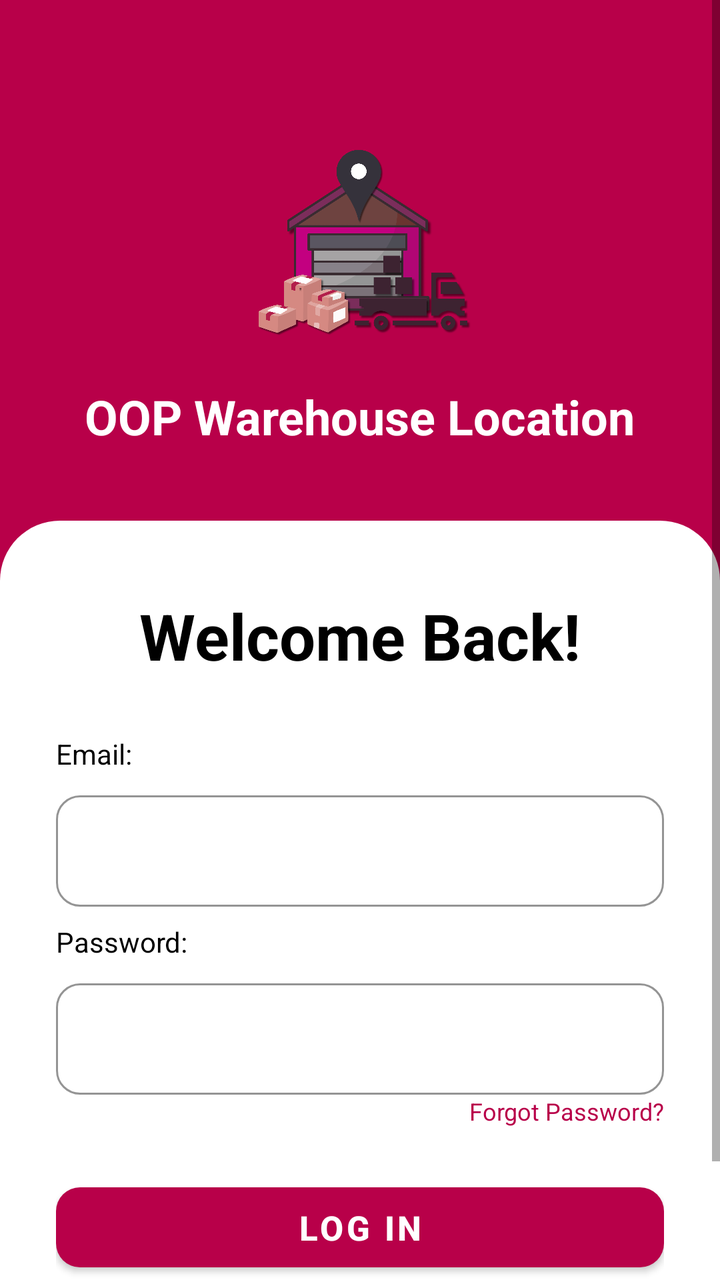
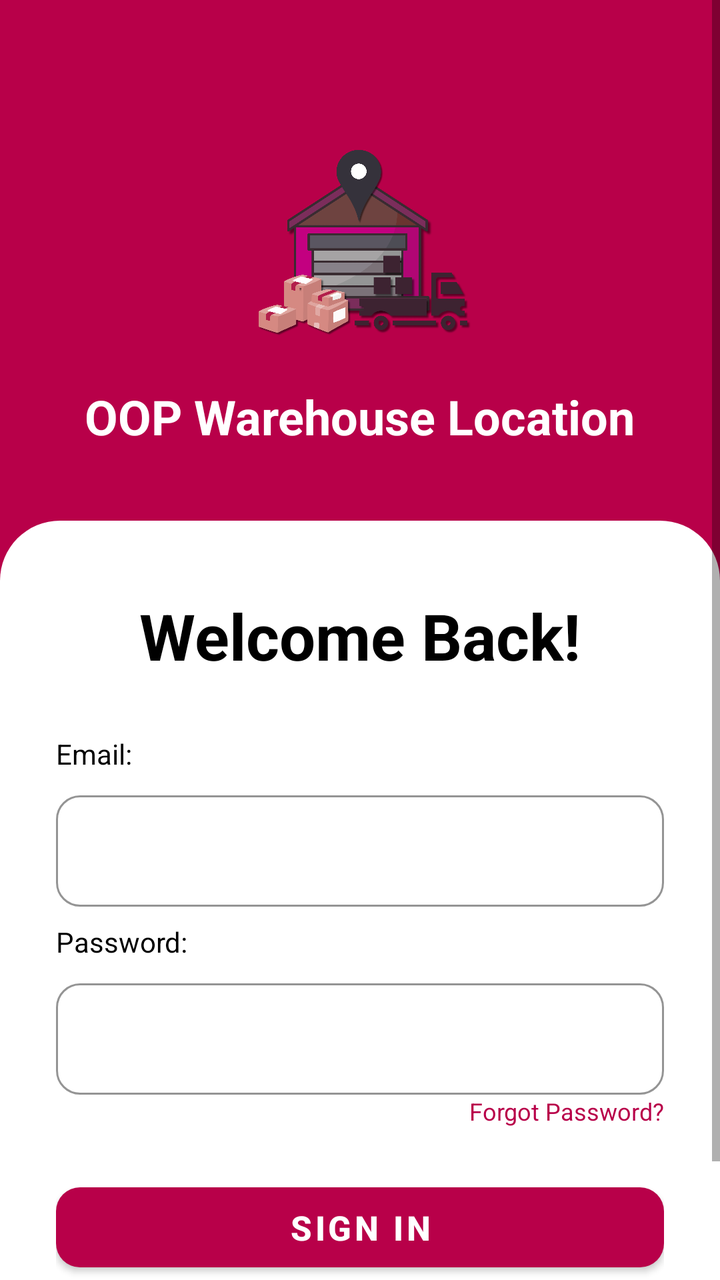

An Android layout rendered at two revisions. The XML below is the earlier revision; the diff shows what the commit changed to produce the second picture.
<!-- AndroidManifest.xml: application theme Theme.OOPWAREHOUSELOCATION -->
<!-- res/layout/activity_sign_in_page.xml -->
<?xml version="1.0" encoding="utf-8"?>
<ScrollView xmlns:android="http://schemas.android.com/apk/res/android"
    xmlns:app="http://schemas.android.com/apk/res-auto"
    xmlns:tools="http://schemas.android.com/tools"
    android:id="@+id/main"
    android:layout_width="match_parent"
    android:layout_height="match_parent"
    android:fillViewport="true"
    android:background="@color/pink"
    tools:context=".SignInPage">

    <LinearLayout
        android:layout_width="match_parent"
        android:layout_height="wrap_content"
        android:orientation="vertical">

        
        <RelativeLayout
            android:layout_width="match_parent"
            android:layout_height="280dp"
            android:padding="24dp">

            
            <ImageView
                android:id="@+id/ivLogo"
                android:layout_width="120dp"
                android:layout_height="120dp"
                android:layout_centerHorizontal="true"
                android:layout_marginTop="40dp"
                android:contentDescription="@string/warehouse_logo"
                android:src="@drawable/logo" />

            
            <TextView
                android:id="@+id/tvAppName"
                android:layout_width="wrap_content"
                android:layout_height="wrap_content"
                android:layout_below="@id/ivLogo"
                android:layout_centerHorizontal="true"
                android:layout_marginTop="8dp"
                android:text="@string/app_name"
                android:textColor="@color/white"
                android:textSize="24sp"
                android:textStyle="bold" />

        </RelativeLayout>

        
        <LinearLayout
            android:layout_width="match_parent"
            android:layout_height="match_parent"
            android:layout_marginTop="-20dp"
            android:background="@drawable/bg_bottom_card"
            android:orientation="vertical"
            android:paddingStart="28dp"
            android:paddingTop="36dp"
            android:paddingEnd="28dp"
            android:paddingBottom="24dp">

            
            <TextView
                android:id="@+id/tvWelcome"
                android:layout_width="wrap_content"
                android:layout_height="wrap_content"
                android:layout_gravity="center_horizontal"
                android:layout_marginBottom="28dp"
                android:text="@string/welcome_back"
                android:textColor="@color/black"
                android:textSize="32sp"
                android:textStyle="bold" />

            
            <TextView
                android:layout_width="wrap_content"
                android:layout_height="wrap_content"
                android:layout_marginBottom="6dp"
                android:text="@string/email_label"
                android:textColor="@color/black"
                android:textSize="14sp" />

            
            <com.google.android.material.textfield.TextInputLayout
                android:id="@+id/textInputLayout"
                style="@style/Widget.MaterialComponents.TextInputLayout.OutlinedBox"
                android:layout_width="match_parent"
                android:layout_height="wrap_content"
                app:boxStrokeColor="@color/pink"
                app:boxCornerRadiusTopStart="12dp"
                app:boxCornerRadiusTopEnd="12dp"
                app:boxCornerRadiusBottomStart="12dp"
                app:boxCornerRadiusBottomEnd="12dp">

                <com.google.android.material.textfield.TextInputEditText
                    android:id="@+id/EmailInput"
                    android:layout_width="match_parent"
                    android:layout_height="wrap_content"
                    android:textColor="@color/black"
                    android:inputType="textEmailAddress" />
            </com.google.android.material.textfield.TextInputLayout>

            
            <TextView
                android:layout_width="wrap_content"
                android:layout_height="wrap_content"
                android:layout_marginTop="8dp"
                android:layout_marginBottom="6dp"
                android:text="@string/password_label"
                android:textColor="@color/black"
                android:textSize="14sp" />

            
            <com.google.android.material.textfield.TextInputLayout
                android:id="@+id/textInputLayout2"
                style="@style/Widget.MaterialComponents.TextInputLayout.OutlinedBox"
                android:layout_width="match_parent"
                android:layout_height="wrap_content"
                app:boxStrokeColor="@color/pink"
                app:boxCornerRadiusTopStart="12dp"
                app:boxCornerRadiusTopEnd="12dp"
                app:boxCornerRadiusBottomStart="12dp"
                app:boxCornerRadiusBottomEnd="12dp">

                <com.google.android.material.textfield.TextInputEditText
                    android:id="@+id/PasswordInput"
                    android:layout_width="match_parent"
                    android:layout_height="wrap_content"
                    android:textColor="@color/black"
                    android:inputType="textPassword" />
            </com.google.android.material.textfield.TextInputLayout>

            
            <TextView
                android:id="@+id/tvForgotPassword"
                android:layout_width="wrap_content"
                android:layout_height="wrap_content"
                android:layout_gravity="end"
                android:layout_marginBottom="24dp"
                android:text="@string/forgot_password"
                android:textColor="@color/pink"
                android:textSize="12sp" />

            
            <com.google.android.material.button.MaterialButton
                android:id="@+id/btnLogIn"
                android:layout_width="match_parent"
                android:layout_height="52dp"
                android:layout_marginBottom="24dp"
                android:text="@string/log_in"
                android:textAllCaps="true"
                android:textColor="@color/white"
                android:textSize="17sp"
                android:textStyle="bold"
                app:backgroundTint="@color/pink"
                app:cornerRadius="12dp" />

            
            <LinearLayout
                android:layout_width="wrap_content"
                android:layout_height="wrap_content"
                android:layout_gravity="center_horizontal"
                android:orientation="horizontal">

                <TextView
                    android:layout_width="wrap_content"
                    android:layout_height="wrap_content"
                    android:text="@string/no_account"
                    android:textColor="@color/gray"
                    android:textSize="13sp" />

                <TextView
                    android:id="@+id/tvSignUp"
                    android:layout_width="wrap_content"
                    android:layout_height="wrap_content"
                    android:layout_marginStart="6dp"
                    android:text="@string/sign_up_action"
                    android:textColor="@color/pink"
                    android:textSize="13sp"
                    android:textStyle="bold" />

            </LinearLayout>

        </LinearLayout>

    </LinearLayout>

</ScrollView>
<!-- resources referenced by this layout -->
<resources>
  <color name="black">#FF000000</color>
  <color name="gray">#5B3F43</color>
  <color name="pink">#B80049</color>
  <color name="white">#FFFFFFFF</color>
  <!-- drawable bg_bottom_card (drawable) -->
  <?xml version="1.0" encoding="utf-8"?>
  <shape xmlns:android="http://schemas.android.com/apk/res/android"
      android:shape="rectangle">
      <solid android:color="@color/white" />
      <corners
          android:topLeftRadius="30dp"
          android:topRightRadius="30dp" />
  </shape>
  <!-- drawable logo: webp bitmap (drawable, 232418 bytes) -->
  <string name="app_name">OOP Warehouse Location</string>
  <string name="email_label">Email:</string>
  <string name="forgot_password">Forgot Password?</string>
  <string name="log_in">Log In</string>
  <string name="no_account">Don\'t have an Account?</string>
  <string name="password_label">Password:</string>
  <string name="sign_up_action">SIGN UP</string>
  <string name="warehouse_logo">Warehouse logo</string>
  <string name="welcome_back">Welcome Back!</string>
  <style name="Theme.OOPWAREHOUSELOCATION" parent="Theme.MaterialComponents.DayNight.NoActionBar">
          
          <item name="colorPrimary">@color/pink</item>
          <item name="colorPrimaryVariant">@color/pink</item>
          <item name="colorOnPrimary">@color/white</item>
          
          <item name="colorSecondary">@color/lightPink</item>
          <item name="colorSecondaryVariant">@color/lightPink</item>
          <item name="colorOnSecondary">@color/black</item>
          
          <item name="android:statusBarColor">@color/darkBackground</item>
          
      </style>
  <color name="lightPink">#FEC1D6</color>
  <color name="darkBackground">#2D2D2D</color>
</resources>

<!-- the commit's change to res/layout/activity_sign_in_page.xml (unified diff, before → after) -->
@@ -140,12 +140,22 @@
                 android:textSize="12sp" />
 
             
+            <ProgressBar
+                android:id="@+id/progressBar"
+                android:layout_width="wrap_content"
+                android:layout_height="wrap_content"
+                android:layout_gravity="center_horizontal"
+                android:layout_marginBottom="12dp"
+                android:visibility="gone"
+                android:indeterminateTint="@color/pink" />
+
+            
             <com.google.android.material.button.MaterialButton
                 android:id="@+id/btnLogIn"
                 android:layout_width="match_parent"
                 android:layout_height="52dp"
                 android:layout_marginBottom="24dp"
-                android:text="@string/log_in"
+                android:text="@string/sign_in"
                 android:textAllCaps="true"
                 android:textColor="@color/white"
                 android:textSize="17sp"
<!-- resource entries referenced after the edit -->
@@ -17,9 +17,9 @@
   <string name="app_name">OOP Warehouse Location</string>
   <string name="email_label">Email:</string>
   <string name="forgot_password">Forgot Password?</string>
-  <string name="log_in">Log In</string>
   <string name="no_account">Don\'t have an Account?</string>
   <string name="password_label">Password:</string>
+  <string name="sign_in">Sign in</string>
   <string name="sign_up_action">SIGN UP</string>
   <string name="warehouse_logo">Warehouse logo</string>
   <string name="welcome_back">Welcome Back!</string>
